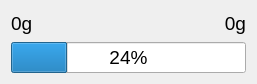
This is ui/items/NutrientProgressBar.ui in OpenFitnessPal/OpenFitnessPal as Qt 5 draws it before an edit. The edited form follows.
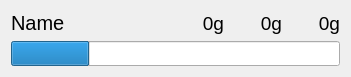
This is the edited form.

Patch:
```diff
--- a/ui/items/NutrientProgressBar.ui
+++ b/ui/items/NutrientProgressBar.ui
@@ -6,8 +6,8 @@
    <rect>
     <x>0</x>
     <y>0</y>
-    <width>257</width>
-    <height>84</height>
+    <width>351</width>
+    <height>77</height>
    </rect>
   </property>
   <property name="windowTitle">
@@ -15,19 +15,52 @@
   </property>
   <layout class="QGridLayout" name="gridLayout">
    <item row="0" column="0">
-    <widget class="QLabel" name="total">
+    <widget class="QLabel" name="name">
+     <property name="sizePolicy">
+      <sizepolicy hsizetype="Preferred" vsizetype="Preferred">
+       <horstretch>3</horstretch>
+       <verstretch>2</verstretch>
+      </sizepolicy>
+     </property>
      <property name="font">
       <font>
-       <pointsize>14</pointsize>
+       <pointsize>15</pointsize>
       </font>
      </property>
      <property name="text">
-      <string>0g</string>
+      <string>Name</string>
      </property>
     </widget>
    </item>
    <item row="0" column="1">
+    <widget class="QLabel" name="total">
+     <property name="sizePolicy">
+      <sizepolicy hsizetype="Preferred" vsizetype="Preferred">
+       <horstretch>1</horstretch>
+       <verstretch>2</verstretch>
+      </sizepolicy>
+     </property>
+     <property name="font">
+      <font>
+       <pointsize>14</pointsize>
+      </font>
+     </property>
+     <property name="text">
+      <string>0g</string>
+     </property>
+     <property name="alignment">
+      <set>Qt::AlignmentFlag::AlignRight|Qt::AlignmentFlag::AlignTrailing|Qt::AlignmentFlag::AlignVCenter</set>
+     </property>
+    </widget>
+   </item>
+   <item row="0" column="2">
     <widget class="QLabel" name="target">
+     <property name="sizePolicy">
+      <sizepolicy hsizetype="Preferred" vsizetype="Preferred">
+       <horstretch>1</horstretch>
+       <verstretch>2</verstretch>
+      </sizepolicy>
+     </property>
      <property name="font">
       <font>
        <pointsize>14</pointsize>
@@ -41,8 +74,35 @@
      </property>
     </widget>
    </item>
-   <item row="1" column="0" colspan="2">
+   <item row="0" column="3">
+    <widget class="QLabel" name="left">
+     <property name="sizePolicy">
+      <sizepolicy hsizetype="Preferred" vsizetype="Preferred">
+       <horstretch>1</horstretch>
+       <verstretch>2</verstretch>
+      </sizepolicy>
+     </property>
+     <property name="font">
+      <font>
+       <pointsize>14</pointsize>
+      </font>
+     </property>
+     <property name="text">
+      <string>0g</string>
+     </property>
+     <property name="alignment">
+      <set>Qt::AlignmentFlag::AlignRight|Qt::AlignmentFlag::AlignTrailing|Qt::AlignmentFlag::AlignVCenter</set>
+     </property>
+    </widget>
+   </item>
+   <item row="1" column="0" colspan="4">
     <widget class="QProgressBar" name="bar">
+     <property name="sizePolicy">
+      <sizepolicy hsizetype="Expanding" vsizetype="Preferred">
+       <horstretch>0</horstretch>
+       <verstretch>1</verstretch>
+      </sizepolicy>
+     </property>
      <property name="font">
       <font>
        <pointsize>14</pointsize>
@@ -51,6 +111,18 @@
      <property name="value">
       <number>24</number>
      </property>
+     <property name="alignment">
+      <set>Qt::AlignmentFlag::AlignBottom|Qt::AlignmentFlag::AlignLeading|Qt::AlignmentFlag::AlignLeft</set>
+     </property>
+     <property name="textVisible">
+      <bool>false</bool>
+     </property>
+     <property name="orientation">
+      <enum>Qt::Orientation::Horizontal</enum>
+     </property>
+     <property name="invertedAppearance">
+      <bool>false</bool>
+     </property>
     </widget>
    </item>
   </layout>
```
